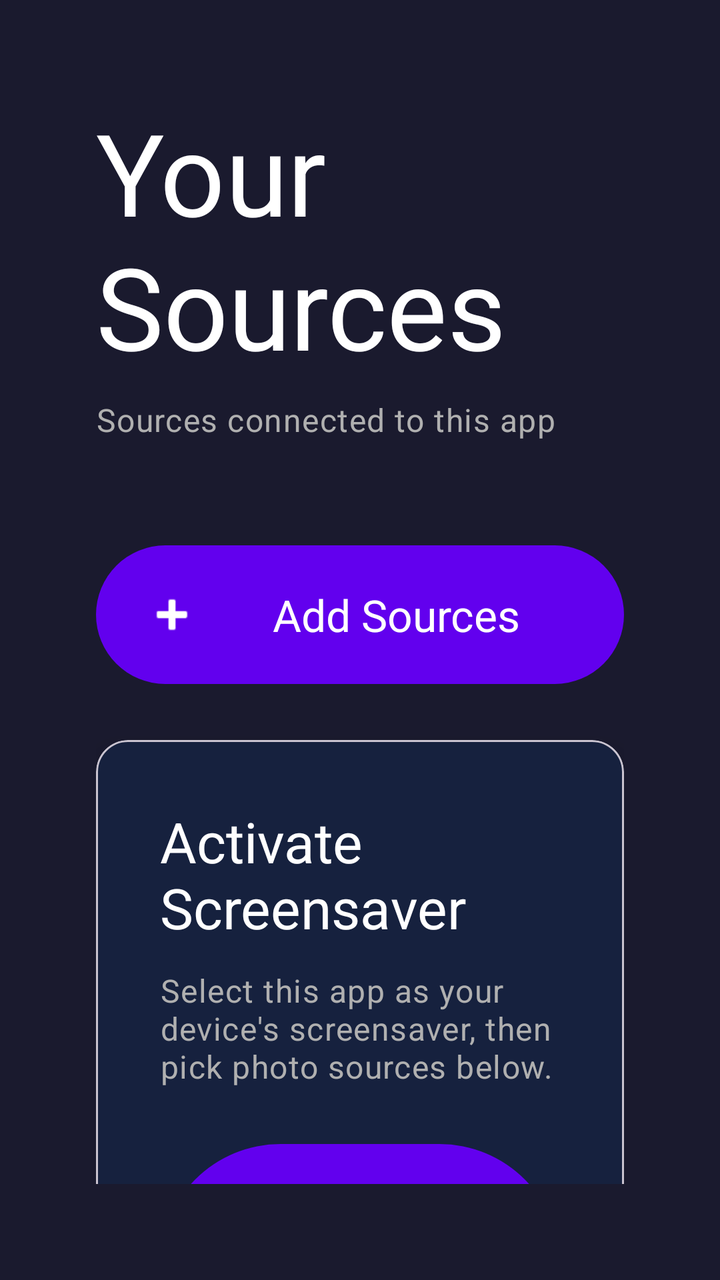
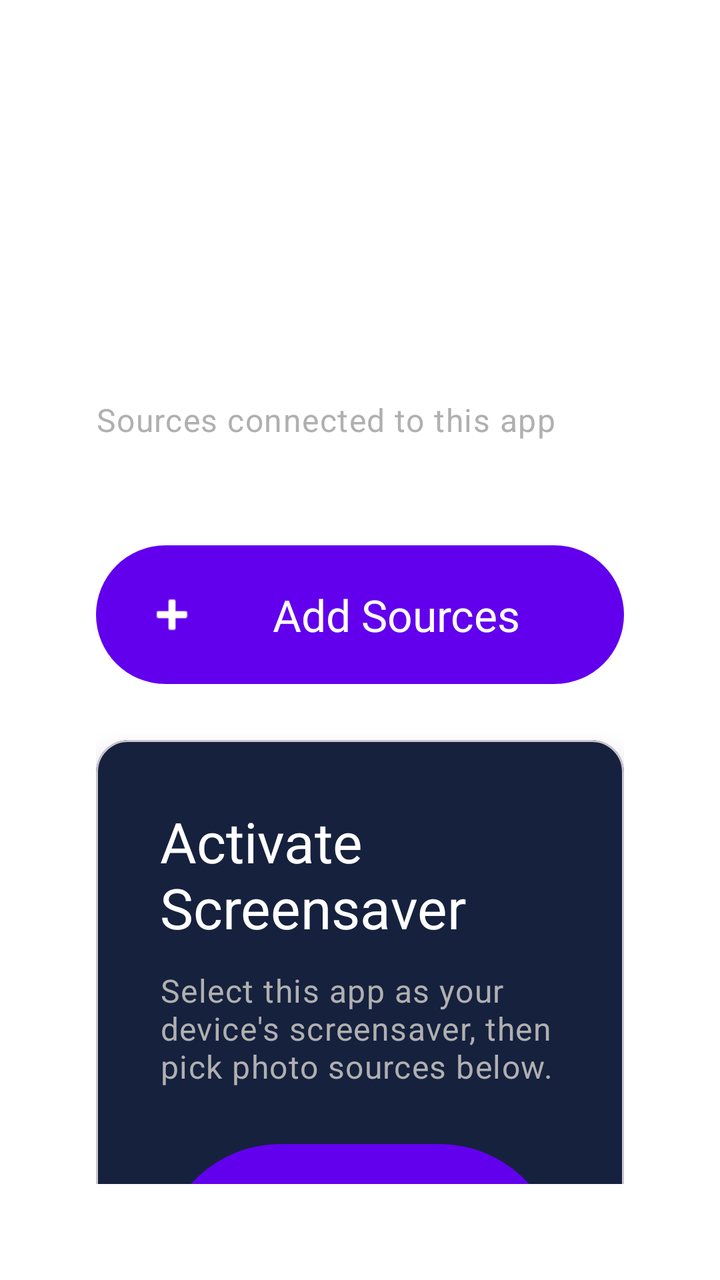

Screens rendered from an Android XML layout before and after an edit, with the pre-edit source and the edit as a unified diff.
<!-- AndroidManifest.xml: application theme Theme.AndroidScreensaver -->
<!-- res/layout/activity_main_tv.xml -->
<?xml version="1.0" encoding="utf-8"?>
<androidx.constraintlayout.widget.ConstraintLayout xmlns:android="http://schemas.android.com/apk/res/android"
    xmlns:app="http://schemas.android.com/apk/res-auto"
    xmlns:tools="http://schemas.android.com/tools"
    android:layout_width="match_parent"
    android:layout_height="match_parent"
    android:background="@color/background_tv"
    android:padding="48dp">

    
    <TextView
        android:id="@+id/tv_header"
        android:layout_width="wrap_content"
        android:layout_height="wrap_content"
        android:text="@string/your_sources"
        android:textAppearance="?attr/textAppearanceDisplayLarge"
        android:textColor="@color/text_primary_tv"
        app:layout_constraintTop_toTopOf="parent"
        app:layout_constraintStart_toStartOf="parent" />

    
    <TextView
        android:id="@+id/tv_sources_subtitle"
        android:layout_width="wrap_content"
        android:layout_height="wrap_content"
        android:text="@string/sources_connected_subtitle"
        android:textAppearance="?attr/textAppearanceBodyLarge"
        android:textColor="@color/text_secondary_tv"
        android:layout_marginTop="8dp"
        app:layout_constraintTop_toBottomOf="@id/tv_header"
        app:layout_constraintStart_toStartOf="parent" />

    
    <LinearLayout
        android:id="@+id/connected_sources_container"
        android:layout_width="0dp"
        android:layout_height="wrap_content"
        android:orientation="vertical"
        android:layout_marginTop="32dp"
        app:layout_constraintTop_toBottomOf="@id/tv_sources_subtitle"
        app:layout_constraintStart_toStartOf="parent"
        app:layout_constraintEnd_toEndOf="parent" />

    
    <com.google.android.material.button.MaterialButton
        android:id="@+id/btn_add_sources"
        android:layout_width="0dp"
        android:layout_height="wrap_content"
        android:text="@string/add_sources"
        android:textAppearance="?attr/textAppearanceTitleLarge"
        android:paddingVertical="20dp"
        android:layout_marginTop="16dp"
        app:icon="@android:drawable/ic_input_add"
        app:iconSize="28dp"
        app:layout_constraintTop_toBottomOf="@id/connected_sources_container"
        app:layout_constraintStart_toStartOf="parent"
        app:layout_constraintEnd_toEndOf="parent" />

    
    <com.google.android.material.card.MaterialCardView
        android:id="@+id/card_activate"
        android:layout_width="0dp"
        android:layout_height="wrap_content"
        android:layout_marginTop="24dp"
        android:focusable="true"
        android:focusableInTouchMode="true"
        app:cardBackgroundColor="@color/card_background_tv"
        app:cardCornerRadius="16dp"
        app:cardElevation="8dp"
        app:layout_constraintTop_toBottomOf="@id/btn_add_sources"
        app:layout_constraintStart_toStartOf="parent"
        app:layout_constraintEnd_toEndOf="parent">

        <LinearLayout
            android:layout_width="match_parent"
            android:layout_height="wrap_content"
            android:orientation="vertical"
            android:padding="32dp">

            <TextView
                android:layout_width="wrap_content"
                android:layout_height="wrap_content"
                android:text="Activate Screensaver"
                android:textAppearance="?attr/textAppearanceHeadlineMedium"
                android:textColor="@color/text_primary_tv"
                android:layout_marginBottom="12dp" />

            <TextView
                android:layout_width="wrap_content"
                android:layout_height="wrap_content"
                android:text="Select this app as your device's screensaver, then pick photo sources below."
                android:textAppearance="?attr/textAppearanceBodyLarge"
                android:textColor="@color/text_secondary_tv"
                android:layout_marginBottom="24dp" />

            <com.google.android.material.button.MaterialButton
                android:id="@+id/btn_activate_screensaver"
                android:layout_width="match_parent"
                android:layout_height="wrap_content"
                android:text="Open Screensaver Settings"
                android:textAppearance="?attr/textAppearanceTitleLarge"
                android:paddingVertical="20dp"
                app:icon="@android:drawable/ic_menu_preferences"
                app:iconSize="28dp" />

        </LinearLayout>

    </com.google.android.material.card.MaterialCardView>

    
    <com.google.android.material.button.MaterialButton
        android:id="@+id/btn_settings"
        android:layout_width="0dp"
        android:layout_height="wrap_content"
        android:text="@string/settings"
        android:textAppearance="?attr/textAppearanceTitleLarge"
        android:paddingVertical="24dp"
        android:layout_marginTop="16dp"
        app:icon="@drawable/ic_settings"
        app:iconSize="32dp"
        app:layout_constraintTop_toBottomOf="@id/card_activate"
        app:layout_constraintStart_toStartOf="parent"
        app:layout_constraintEnd_toEndOf="parent" />

</androidx.constraintlayout.widget.ConstraintLayout>
<!-- resources referenced by this layout -->
<resources>
  <color name="background_tv">#1A1A2E</color>
  <color name="card_background_tv">#16213E</color>
  <color name="text_primary_tv">#FFFFFF</color>
  <color name="text_secondary_tv">#B0B0B0</color>
  <!-- drawable ic_settings (drawable) -->
  <vector xmlns:android="http://schemas.android.com/apk/res/android"
      android:width="24dp"
      android:height="24dp"
      android:viewportWidth="24"
      android:viewportHeight="24"
      android:tint="?attr/colorControlNormal">
      <path
          android:fillColor="@android:color/white"
          android:pathData="M19.14,12.94c0.04,-0.3 0.06,-0.61 0.06,-0.94c0,-0.32 -0.02,-0.64 -0.07,-0.94l2.03,-1.58c0.18,-0.14 0.23,-0.41 0.12,-0.61l-1.92,-3.32c-0.12,-0.22 -0.37,-0.29 -0.59,-0.22l-2.39,0.96c-0.5,-0.38 -1.03,-0.7 -1.62,-0.94L14.4,2.81c-0.04,-0.24 -0.24,-0.41 -0.48,-0.41h-3.84c-0.24,0 -0.43,0.17 -0.47,0.41L9.25,5.35C8.66,5.59 8.12,5.92 7.63,6.29L5.24,5.33c-0.22,-0.08 -0.47,0 -0.59,0.22L2.74,8.87C2.62,9.08 2.66,9.34 2.86,9.48l2.03,1.58C4.84,11.36 4.8,11.69 4.8,12c0,0.32 0.02,0.64 0.07,0.94l-2.03,1.58c-0.18,0.14 -0.23,0.41 -0.12,0.61l1.92,3.32c0.12,0.22 0.37,0.29 0.59,0.22l2.39,-0.96c0.5,0.38 1.03,0.7 1.62,0.94l0.36,2.54c0.05,0.24 0.24,0.41 0.48,0.41h3.84c0.24,0 0.44,-0.17 0.47,-0.41l0.36,-2.54c0.59,-0.24 1.13,-0.56 1.62,-0.94l2.39,0.96c0.22,0.08 0.47,0 0.59,-0.22l1.92,-3.32c0.12,-0.22 0.07,-0.47 -0.12,-0.61L19.14,12.94zM12,15.6c-1.98,0 -3.6,-1.62 -3.6,-3.6s1.62,-3.6 3.6,-3.6s3.6,1.62 3.6,3.6S13.98,15.6 12,15.6z"/>
  </vector>
  <string name="add_sources">Add Sources</string>
  <string name="settings">Settings</string>
  <string name="sources_connected_subtitle">Sources connected to this app</string>
  <string name="your_sources">Your Sources</string>
  <style name="Theme.AndroidScreensaver" parent="Theme.Material3.Light.NoActionBar">
          
          <item name="colorPrimary">@color/primary</item>
          <item name="colorPrimaryVariant">@color/primary_dark</item>
          <item name="colorOnPrimary">@color/on_primary</item>
          
          <item name="colorSecondary">@color/secondary</item>
          <item name="colorSecondaryVariant">@color/secondary_dark</item>
          <item name="colorOnSecondary">@color/on_secondary</item>
          
          <item name="android:statusBarColor">@color/primary_dark</item>
          
          <item name="android:windowBackground">@color/background</item>
      </style>
  <color name="primary">#6200EE</color>
  <color name="primary_dark">#3700B3</color>
  <color name="on_primary">#FFFFFF</color>
  <color name="secondary">#03DAC6</color>
  <color name="secondary_dark">#018786</color>
  <color name="on_secondary">#000000</color>
  <color name="background">#FFFFFF</color>
</resources>

<!-- the commit's change to res/layout/activity_main_tv.xml (unified diff, before → after) -->
@@ -4,7 +4,6 @@
     xmlns:tools="http://schemas.android.com/tools"
     android:layout_width="match_parent"
     android:layout_height="match_parent"
-    android:background="@color/background_tv"
     android:padding="48dp">
 
     
<!-- resource entries referenced after the edit -->
@@ -1,6 +1,5 @@
 <!-- resources referenced by this layout -->
 <resources>
-  <color name="background_tv">#1A1A2E</color>
   <color name="card_background_tv">#16213E</color>
   <color name="text_primary_tv">#FFFFFF</color>
   <color name="text_secondary_tv">#B0B0B0</color>
